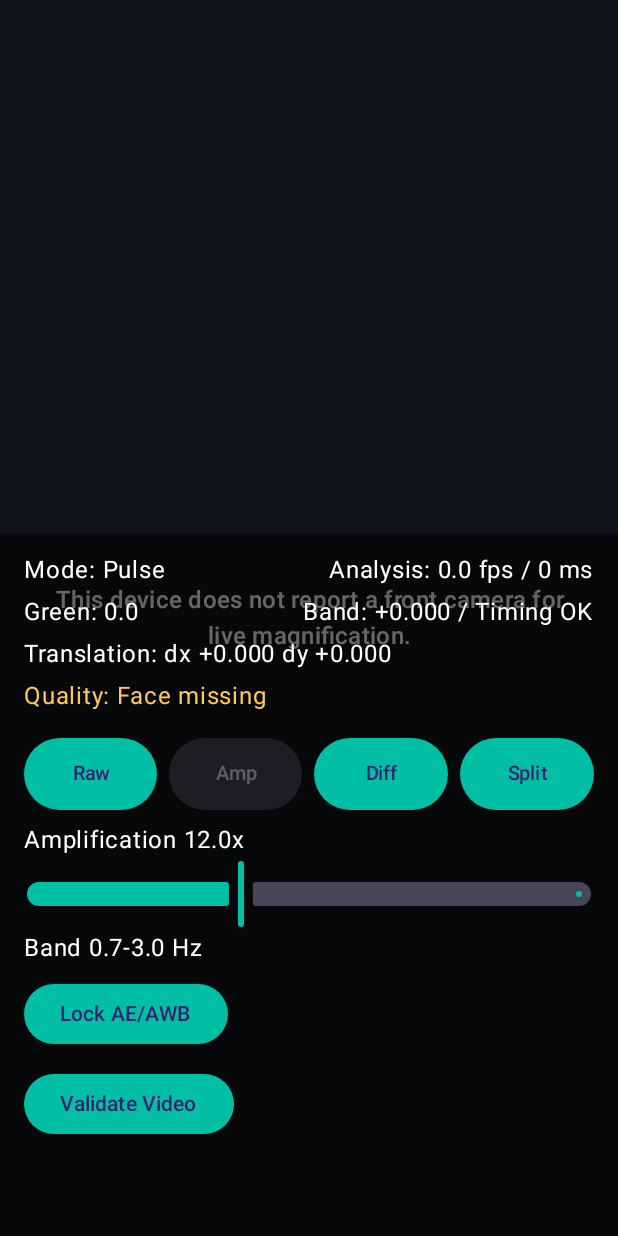
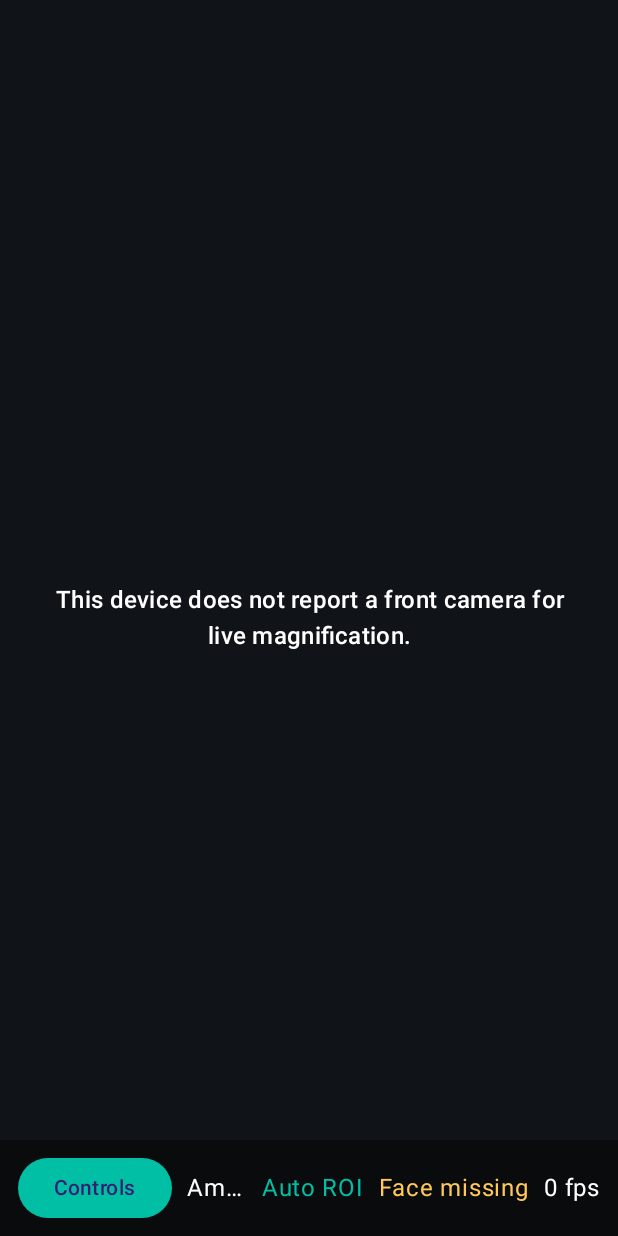
Before and after one commit to dnrohr/eulerian-magnification, an Android app built with Jetpack Compose: the screen it shows after launch (MainActivity), on a phone screen of 412 x 824 dp. Run offline under Robolectric (Android 15) with nearby library versions, the phone set to English and light mode, and no system bars; libraries missing offline, so code that uses them is left out: androidx.camera.camera2, androidx.camera.core, androidx.camera.lifecycle, androidx.camera.view.

Commit message:
Simplify live preview UI audit

```diff
--- a/app/src/main/java/com/dnrohr/eulerianmagnification/MainActivity.kt
+++ b/app/src/main/java/com/dnrohr/eulerianmagnification/MainActivity.kt
@@ -146,6 +146,7 @@ private fun MainScreen(featureAvailability: FeatureAvailability) {
     var validationRunning by remember { mutableStateOf(false) }
     var cameraControlsLocked by remember { mutableStateOf(false) }
     var showGlDebug by remember { mutableStateOf(false) }
+    var controlsExpanded by remember { mutableStateOf(false) }
     var manualRoi by remember { mutableStateOf<NormalizedRect?>(null) }
     var glFrameStats by remember { mutableStateOf(GlFrameStats()) }
     val qualityEvaluator = remember { QualityEvaluator() }
@@ -266,10 +267,12 @@ private fun MainScreen(featureAvailability: FeatureAvailability) {
                 artifactSuppressor = artifactSuppressor,
                 modifier = Modifier.fillMaxSize(),
             )
-            RoiOverlay(
-                sample = analysisSample,
-                modifier = Modifier.fillMaxSize(),
-            )
+            if (manualRoi == null) {
+                RoiOverlay(
+                    sample = analysisSample,
+                    modifier = Modifier.fillMaxSize(),
+                )
+            }
             ManualRoiOverlay(
                 roi = manualRoi,
                 onRoiChanged = { manualRoi = it },
@@ -311,6 +314,8 @@ private fun MainScreen(featureAvailability: FeatureAvailability) {
                 settings = analysisSettings,
                 lightingFlickerLikely = lightingFlickerLikely,
             ),
+            controlsExpanded = controlsExpanded,
+            onToggleControlsExpanded = { controlsExpanded = !controlsExpanded },
             onToggleRecording = {
                 if (featureAvailability.processedRecordingAvailable) {
                     val activeSession = recordingSession
@@ -771,12 +776,28 @@ private fun StatusOverlay(
     validationSummary: String?,
     validationRunning: Boolean,
     qualityStatuses: List<QualityStatus>,
+    controlsExpanded: Boolean,
+    onToggleControlsExpanded: () -> Unit,
     onToggleRecording: () -> Unit,
     onShareRecording: () -> Unit,
     onShareRecordingPath: (String) -> Unit,
     onValidateVideo: () -> Unit,
     modifier: Modifier = Modifier,
 ) {
+    if (!controlsExpanded) {
+        CompactStatusOverlay(
+            sample = sample,
+            settings = settings,
+            qualityStatuses = qualityStatuses,
+            isRecording = isRecording,
+            recordingElapsedMillis = recordingElapsedMillis,
+            manualRoi = manualRoi,
+            onToggleControlsExpanded = onToggleControlsExpanded,
+            modifier = modifier,
+        )
+        return
+    }
+
     Column(
         modifier = modifier
             .background(Color(0x99000000))
@@ -788,6 +809,16 @@ private fun StatusOverlay(
             verticalAlignment = Alignment.CenterVertically,
         ) {
             Text("Mode: ${settings.mode.label}", color = Color.White)
+            Button(onClick = onToggleControlsExpanded) {
+                Text("Hide")
+            }
+        }
+        Spacer(modifier = Modifier.height(4.dp))
+        Row(
+            modifier = Modifier.fillMaxWidth(),
+            horizontalArrangement = Arrangement.SpaceBetween,
+            verticalAlignment = Alignment.CenterVertically,
+        ) {
             Text(
                 "Analysis: ${"%.1f".format(sample.analysisFps)} fps / ${"%.0f".format(sample.latencyMillis)} ms",
                 color = Color.White,
@@ -875,12 +906,62 @@ private fun StatusOverlay(
 }
 
 @Composable
+private fun CompactStatusOverlay(
+    sample: AnalysisSample,
+    settings: AnalysisSettings,
+    qualityStatuses: List<QualityStatus>,
+    isRecording: Boolean,
+    recordingElapsedMillis: Long,
+    manualRoi: NormalizedRect?,
+    onToggleControlsExpanded: () -> Unit,
+    modifier: Modifier = Modifier,
+) {
+    Row(
+        modifier = modifier
+            .background(Color(0x73000000))
+            .padding(horizontal = 12.dp, vertical = 8.dp),
+        horizontalArrangement = Arrangement.spacedBy(10.dp),
+        verticalAlignment = Alignment.CenterVertically,
+    ) {
+        Button(onClick = onToggleControlsExpanded) {
+            Text("Controls")
+        }
+        Text(
+            text = settings.viewMode.label,
+            color = Color.White,
+            modifier = Modifier.weight(1.0f),
+            maxLines = 1,
+            overflow = TextOverflow.Ellipsis,
+        )
+        Text(
+            text = if (manualRoi == null) "Auto ROI" else "Manual ROI",
+            color = if (manualRoi == null) Color(0xFF00BFA5) else Color(0xFFFFC857),
+            maxLines = 1,
+        )
+        Text(
+            text = if (isRecording) "REC ${formatElapsed(recordingElapsedMillis)}" else qualityStatuses.joinToString { it.label },
+            color = if (isRecording) Color(0xFFFF6B6B) else qualityColor(qualityStatuses),
+            maxLines = 1,
+            overflow = TextOverflow.Ellipsis,
+        )
+        Text(
+            text = "${"%.0f".format(sample.analysisFps)} fps",
+            color = Color.White,
+            maxLines = 1,
+        )
+    }
+}
+
+@Composable
 private fun QualityStatusRow(statuses: List<QualityStatus>) {
-    val isGood = statuses == listOf(QualityStatus.Good)
     Text(
         text = "Quality: ${statuses.joinToString { it.label }}",
-        color = if (isGood) Color(0xFF00BFA5) else Color(0xFFFFC857),
+        color = qualityColor(statuses),
     )
+}
+
+private fun qualityColor(statuses: List<QualityStatus>): Color {
+    return if (statuses == listOf(QualityStatus.Good)) Color(0xFF00BFA5) else Color(0xFFFFC857)
 }
 
 @Composable
```
Also changed, not shown: 2 other files.
